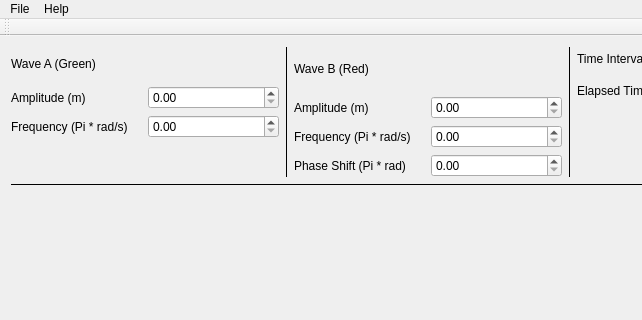
Before: the Qt Designer form WaveLab4/mainwindow.ui in forgetfulyoshi/wavelab, drawn with Qt 5; both pictures show x 0 to 642 and y 0 to 320 of the 1138 by 600 pixel window.
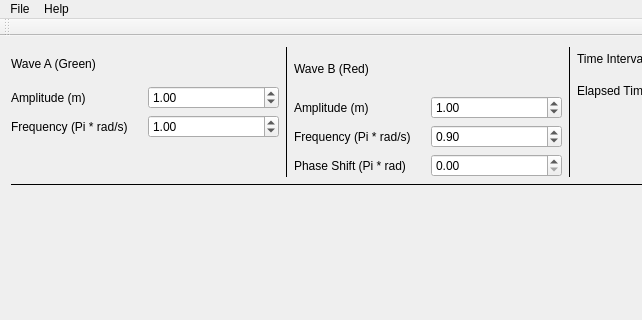
After: the same form once the commit is applied.

Commit message: Set default values for Amplitudes and Frequencies. This will probably be the last version before moving to WaveLab 0.5.

Diff of the .ui file:
```diff
--- a/WaveLab4/mainwindow.ui
+++ b/WaveLab4/mainwindow.ui
@@ -15,7 +15,7 @@
   </property>
   <widget class="QWidget" name="centralWidget">
    <layout class="QGridLayout" name="gridLayout_5">
-    <item row="0" column="0" colspan="3">
+    <item row="0" column="0" colspan="4">
      <layout class="QGridLayout" name="gridLayout_4">
       <item row="0" column="0">
        <layout class="QGridLayout" name="gridLayout_2">
@@ -41,6 +41,9 @@
           <property name="singleStep">
            <double>0.100000000000000</double>
           </property>
+          <property name="value">
+           <double>1.000000000000000</double>
+          </property>
          </widget>
         </item>
         <item row="2" column="0">
@@ -58,6 +61,9 @@
           <property name="singleStep">
            <double>0.100000000000000</double>
           </property>
+          <property name="value">
+           <double>1.000000000000000</double>
+          </property>
          </widget>
         </item>
         <item row="3" column="0">
@@ -103,6 +109,9 @@
           <property name="singleStep">
            <double>0.100000000000000</double>
           </property>
+          <property name="value">
+           <double>1.000000000000000</double>
+          </property>
          </widget>
         </item>
         <item row="2" column="0">
@@ -120,6 +129,9 @@
           <property name="singleStep">
            <double>0.100000000000000</double>
           </property>
+          <property name="value">
+           <double>0.900000000000000</double>
+          </property>
          </widget>
         </item>
         <item row="3" column="0">
@@ -279,10 +291,7 @@
       </item>
      </layout>
     </item>
-    <item row="1" column="0">
-     <widget class="QWidget" name="widget" native="true"/>
-    </item>
-    <item row="1" column="1">
+    <item row="1" column="2">
      <spacer name="verticalSpacer">
       <property name="orientation">
        <enum>Qt::Vertical</enum>
@@ -295,6 +304,9 @@
       </property>
      </spacer>
     </item>
+    <item row="1" column="1">
+     <widget class="QWidget" name="widget" native="true"/>
+    </item>
    </layout>
   </widget>
   <widget class="QMenuBar" name="menuBar">
```
Left out of the diff: 2 changed lines with no effect on the pictures. The commit also changes 1 other file.
